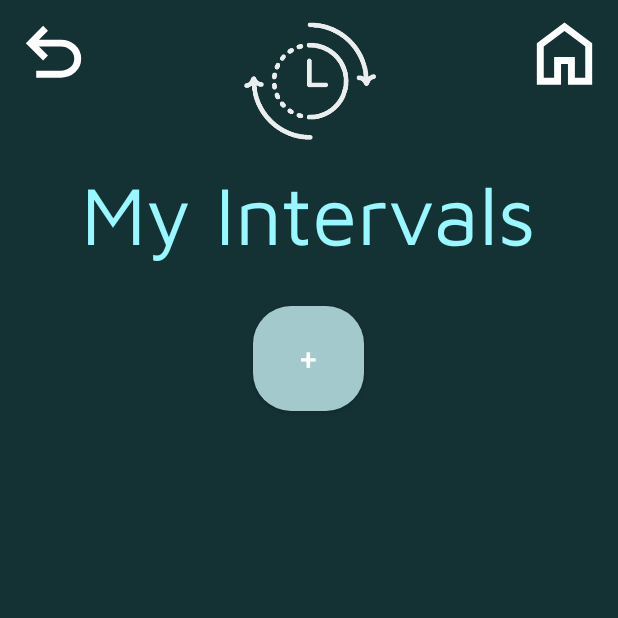
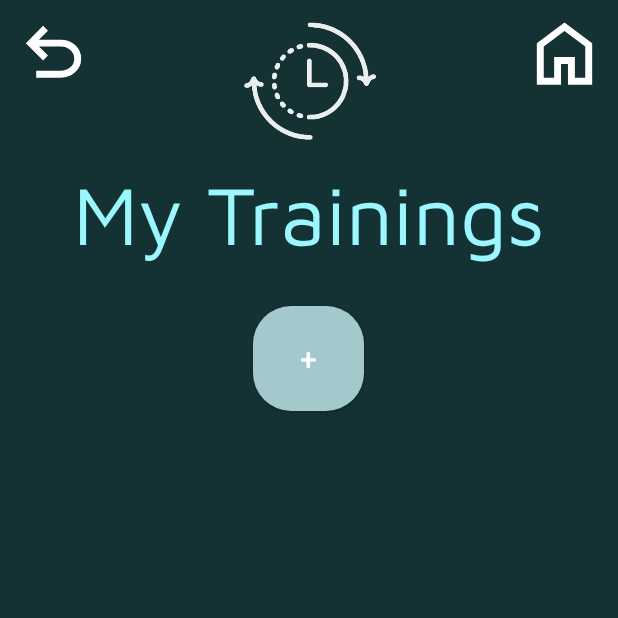
Before and after one commit to grturk/timeroo, an Android app: the MyRoutines screen opened directly, with no data from a screen before it, on a phone screen of 412 x 824 dp, the top half of it. Run offline under Robolectric (Android 15) with nearby library versions, the phone set to English and light mode, and no system bars.

Commit message:
Spremenil en text

```diff
--- a/app/src/main/res/layout/activity_my_routines.xml
+++ b/app/src/main/res/layout/activity_my_routines.xml
@@ -28,7 +28,7 @@
             android:layout_width="wrap_content"
             android:layout_height="match_parent"
             android:layout_gravity="center_horizontal"
-            android:text="My Intervals"
+            android:text="My Trainings"
             android:textAppearance="@style/titleStyle" />
     </LinearLayout>
 
--- a/app/src/main/res/layout/item_routine.xml
+++ b/app/src/main/res/layout/item_routine.xml
@@ -10,7 +10,7 @@
         android:id="@+id/routineButton"
         android:layout_width="236dp"
         android:layout_height="54dp"
-        android:background="@drawable/rounded_button_green_1"
+        android:background="@drawable/rounded_button_green_2"
         android:padding="16dp"
         android:text="Routine Button"
         android:textColor="#FFFFFF"
```
